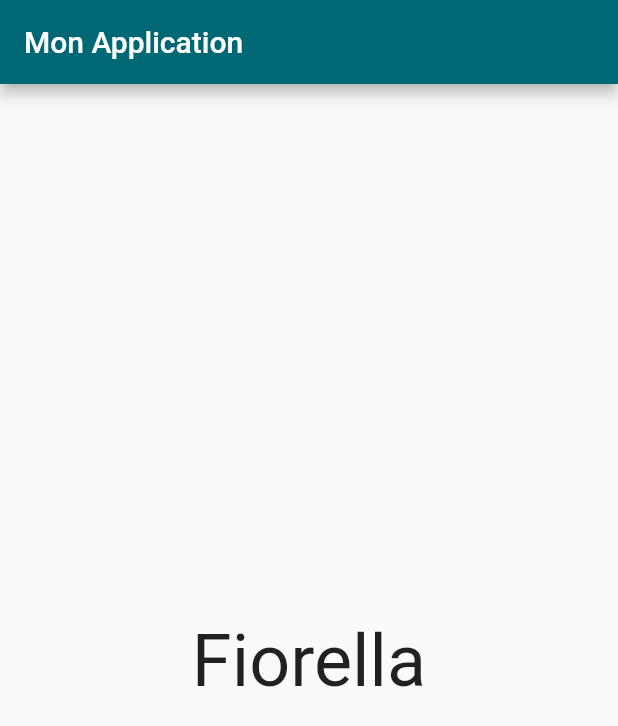
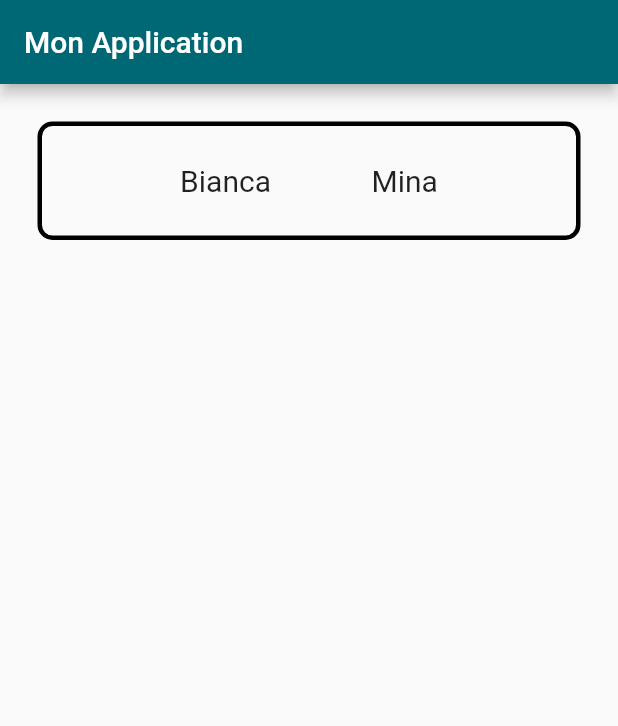
Before and after one commit to dwwm-buro/flutter, a Flutter app: the screen it shows after launch, on a phone screen of 412 x 824 dp. Shown: the top 726 px of the screen. Run offline on Flutter 3.47's test engine with Material 2 defaults, Android fonts, the phone set to English and light mode, and no system bars.

Commit message:
First Row and container

```diff
--- a/lib/main.dart
+++ b/lib/main.dart
@@ -1,3 +1,5 @@
+// ignore_for_file: prefer_const_constructors, prefer_const_literals_to_create_immutables
+
 import 'package:flutter/material.dart';
 
 void main() {
@@ -16,18 +18,39 @@ class MyApp extends StatelessWidget {
           seedColor: const Color.fromRGBO(120, 120, 120, 1)
         )
       ),
-      home: Scaffold(
-        // backgroundColor: Colors.red,
-        appBar: AppBar(
-          title: const Text('Mon Application'),
-        ),
-        body: const Center(
-          child: Text(
-            'Fiorella',
-            textDirection: TextDirection.ltr,
-            style: TextStyle(fontSize: 48),
+      home: const HomePage()
+    );
+  }
+}
+
+class HomePage extends StatelessWidget {
+  const HomePage({super.key});
+
+  @override
+  Widget build(BuildContext context) {
+    return Scaffold(
+      // backgroundColor: Colors.red,
+      appBar: AppBar(
+        title: const Text('Mon Application'),
+      ),
+      body: Column(
+        children: [
+          Container(
+            padding: EdgeInsets.all(25),
+            margin: EdgeInsets.all(25),
+            decoration: BoxDecoration(
+              border: Border.all(width: 3),
+              borderRadius: BorderRadius.all(Radius.circular(10))
+            ),
+            child: Row(
+              mainAxisAlignment: MainAxisAlignment.spaceEvenly,
+              children: [
+                Text('Bianca', style: TextStyle(fontSize: 20)),
+                Text('Mina', style: TextStyle(fontSize: 20))
+              ],
+            ),
           ),
-        )
+        ],
       )
     );
   }
```
